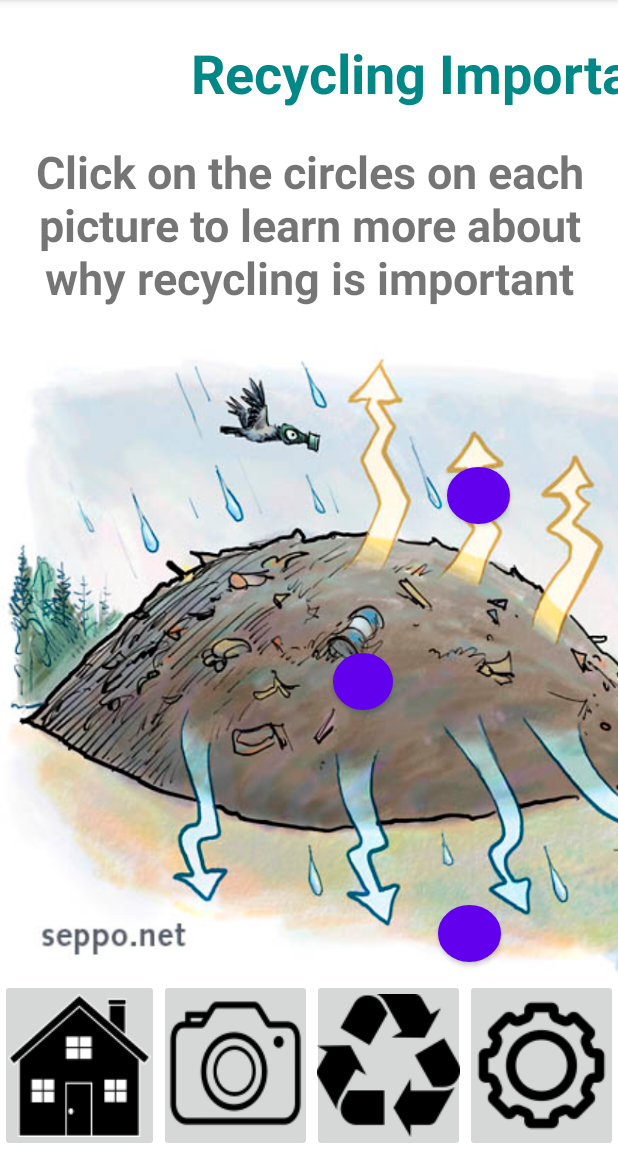
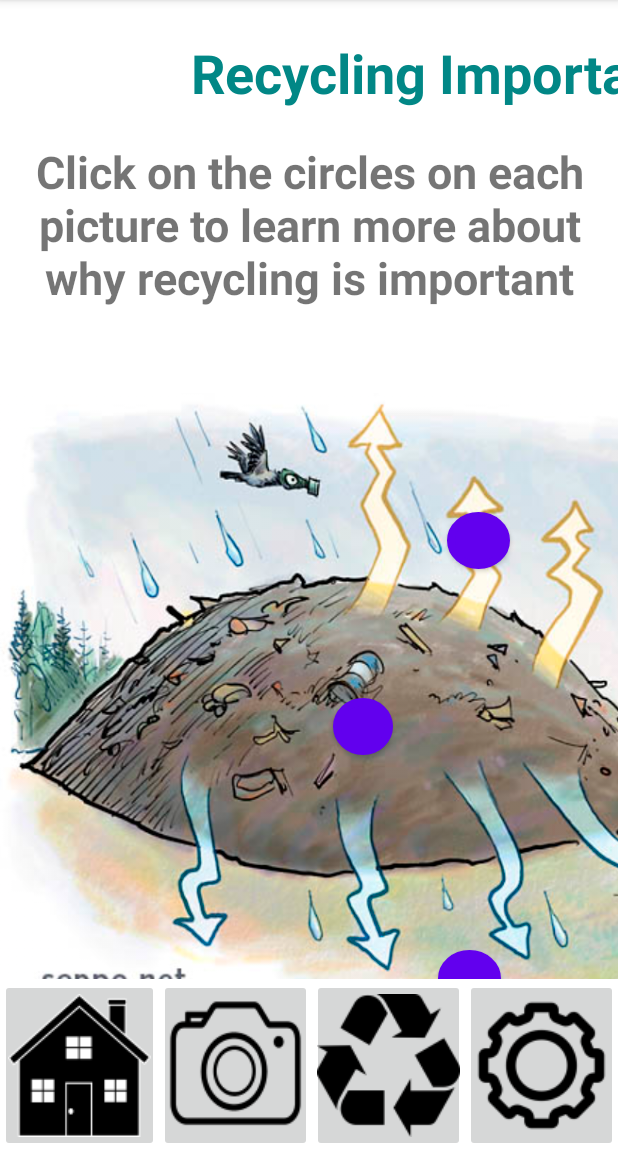
Before and after one commit to RecyclingRaccoons/AppCode, an Android app: the RecyclingImportance screen opened directly, with no data from a screen before it, on a phone screen of 412 x 824 dp, the part 84-1236 px from its top. Run offline under Robolectric (Android 15) with nearby library versions, the light colour scheme and no system bars.

Commit message:
Version 2

```diff
--- a/app/src/main/res/layout/activity_recycling_importance.xml
+++ b/app/src/main/res/layout/activity_recycling_importance.xml
@@ -20,7 +20,7 @@
             android:layout_width="wrap_content"
             android:layout_height="wrap_content"
             android:layout_alignParentBottom="true"
-            android:layout_marginBottom="65dp"
+            android:layout_marginBottom="35dp"
             android:contentDescription="@string/environmentDescription"
             app:layout_constraintEnd_toEndOf="parent"
             app:layout_constraintStart_toStartOf="parent"
```
